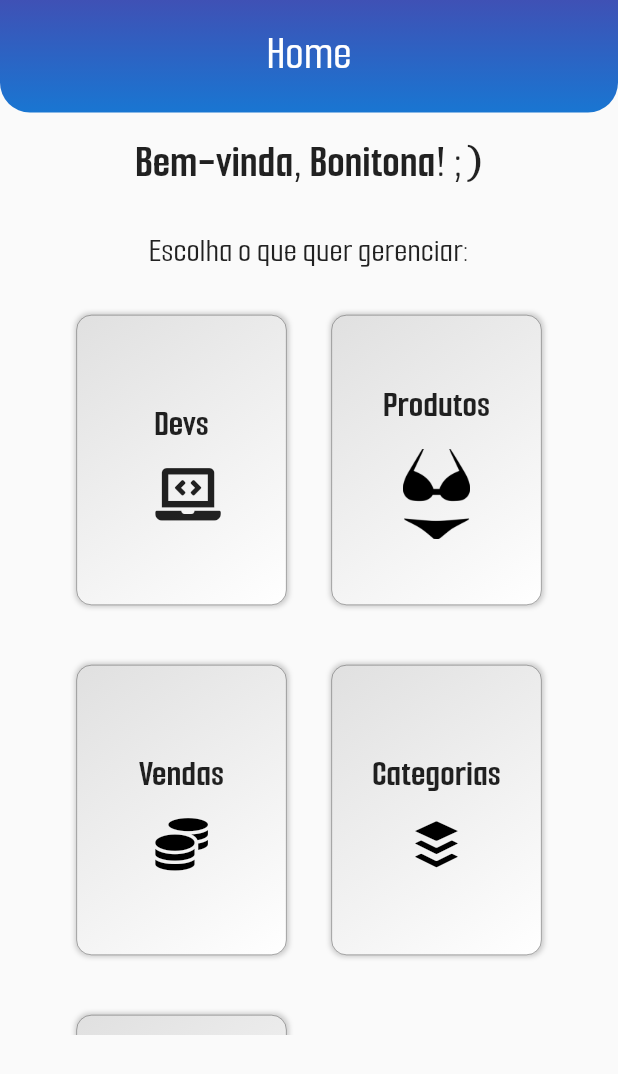
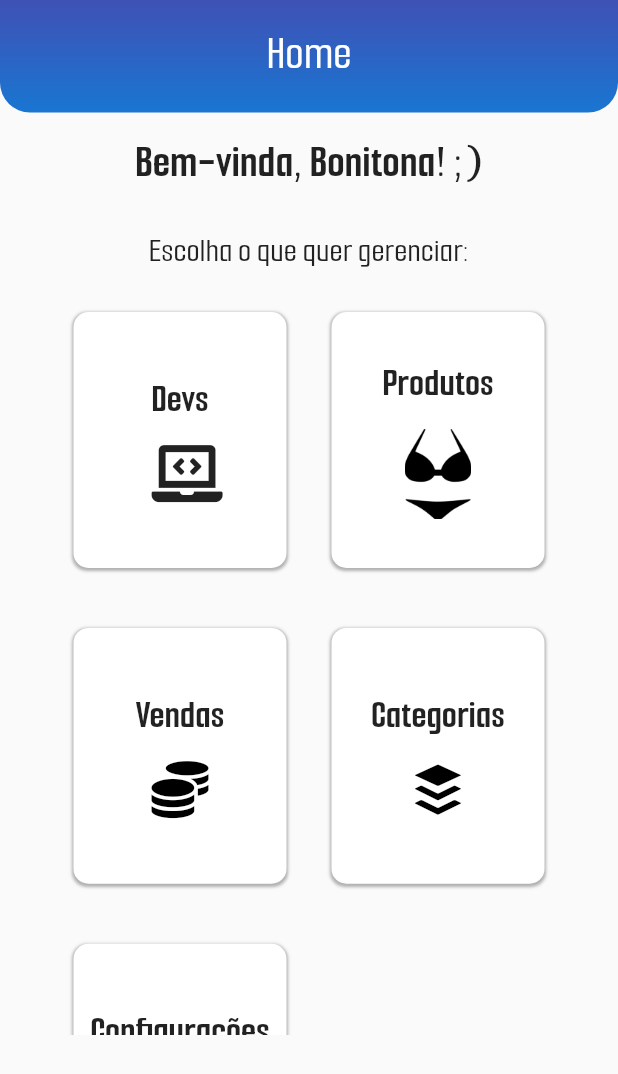
Before and after one commit to Leonardo020/Managile-App, a Flutter app: the screen it shows after launch, on a phone screen of 412 x 824 dp. Shown: the top 1074 px of the screen. Run offline on Flutter 3.47's test engine with Material 2 defaults, Android fonts, the phone set to English and light mode, and no system bars; our stand-ins replace bloc, currency_text_input_formatter, dio, equatable, flutter_bloc, font_awesome_flutter and 1 more.

Commit message:
changing a navigator home card

```diff
--- a/lib/blocs/product/product_bloc.dart
+++ b/lib/blocs/product/product_bloc.dart
@@ -69,7 +69,7 @@ class ProductBloc extends Bloc<ProductEvent, ProductState> {
         var products = await _apiRepository.fetchProductList();
         emit(ProductLoaded(products));
       } catch (msg) {
-        emit(ProductError('Erro ao cadastrar produto: $msg'));
+        emit(ProductError('Erro ao atualizar produto: $msg'));
       }
     });
 
--- a/lib/pages/navigator_home.dart
+++ b/lib/pages/navigator_home.dart
@@ -40,7 +40,7 @@ class _NavigatorHomeState extends State<NavigatorHome> {
       },
       {
         'title': 'Configurações',
-        'icon': FontAwesomeIcons.user,
+        'icon': Icons.settings,
         'iconColor': Colors.black,
         'screen': AppRoutes.HOME,
       },
@@ -73,38 +73,37 @@ class _NavigatorHomeState extends State<NavigatorHome> {
                           height: 500,
                           width: 350,
                           child: GridView(
-                            padding: const EdgeInsets.all(10),
+                            padding: const EdgeInsets.all(8),
                             gridDelegate:
                                 const SliverGridDelegateWithMaxCrossAxisExtent(
                               maxCrossAxisExtent: 300,
-                              childAspectRatio: 0.75,
+                              childAspectRatio: 0.85,
                               crossAxisSpacing: 10,
                               mainAxisSpacing: 20,
                             ),
                             children: _screens.map((screen) {
                               return InkWell(
-                                borderRadius: BorderRadius.circular(15),
                                 onTap: () => Navigator.of(context)
                                     .pushNamed(screen['screen']),
                                 child: Container(
                                   margin: const EdgeInsets.all(10),
                                   decoration: BoxDecoration(
+                                      color: Colors.white,
                                       borderRadius: BorderRadius.circular(10),
-                                      border: Border.all(width: 0.2),
                                       boxShadow: [
                                         BoxShadow(
-                                            color: Colors.grey.withOpacity(0.5),
-                                            blurRadius: 2,
-                                            spreadRadius: 1,
-                                            offset: const Offset(0.1, 0.2)),
-                                      ],
-                                      gradient: LinearGradient(
-                                          colors: [
-                                            Colors.grey.shade300,
-                                            Colors.white,
-                                          ],
-                                          begin: Alignment.topLeft,
-                                          end: Alignment.bottomRight)),
+                                            color: Colors.grey.withOpacity(0.8),
+                                            spreadRadius: 0.5,
+                                            blurRadius: 1,
+                                            offset: const Offset(0, 1)),
+                                      ]),
+                                  // gradient: LinearGradient(
+                                  //     colors: [
+                                  //       Colors.grey.shade300,
+                                  //       Colors.white,
+                                  //     ],
+                                  //     begin: Alignment.topLeft,
+                                  //     end: Alignment.bottomRight)),
                                   child: Column(
                                     mainAxisAlignment: MainAxisAlignment.center,
                                     children: [
@@ -113,7 +112,7 @@ class _NavigatorHomeState extends State<NavigatorHome> {
                                         textAlign: TextAlign.center,
                                         style: const TextStyle(
                                             fontWeight: FontWeight.bold,
-                                            fontSize: 25),
+                                            fontSize: 26),
                                       ),
                                       const SizedBox(height: 15),
                                       screen['icon'].runtimeType == String
@@ -121,7 +120,7 @@ class _NavigatorHomeState extends State<NavigatorHome> {
                                               width: 60, height: 60)
                                           : Icon(screen['icon'],
                                               color: screen['iconColor'],
-                                              size: 35),
+                                              size: 38),
                                     ],
                                   ),
                                 ),
```
Also changed, not shown: lib/components/custom_tooltip.dart (added, +30 -0 lines), lib/pages/devs/devs_screen.dart (+78 -10 lines), lib/pages/products/products_screen.dart (+36 -20 lines), pubspec.yaml (+9 -0 lines), assets/icons/backend.jpg (added), assets/icons/bootstrap.png (added), assets/icons/database.png (added), assets/icons/figma.png (added), assets/icons/flutter.webp (added), assets/icons/frontend.jpg (added), assets/icons/laravel.png (added), assets/icons/mysql.png (added), assets/icons/vue.webp (added), 1 other file.
